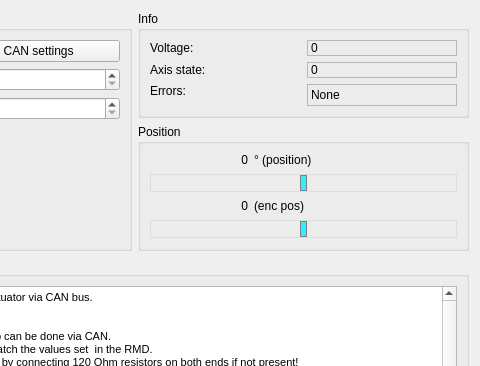
Above: res/rmd.ui from LaserWing/OpenFFBoard-mcx-configurator before the change; both pictures show x 210 to 690 and y 0 to 366 of the 690 by 549 pixel window. Below: the same form after it.
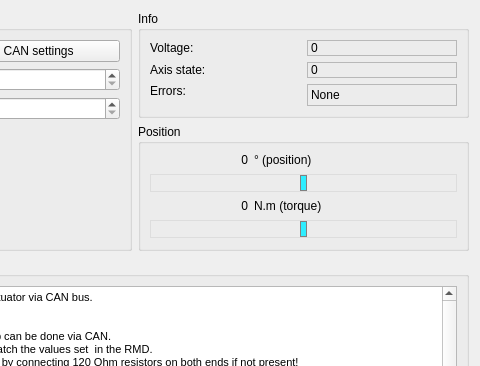
That is the form after the change.

Commit message: Fix decimal position reporting. Hook up torque meter.

Diff of the .ui file:
```diff
--- a/res/rmd.ui
+++ b/res/rmd.ui
@@ -241,7 +241,7 @@
       <item row="3" column="1" colspan="2">
        <widget class="QLabel" name="encPosLabel_units">
         <property name="text">
-         <string>(enc pos)</string>
+         <string>N.m (torque)</string>
         </property>
        </widget>
       </item>
```
The commit also changes 1 other file.
